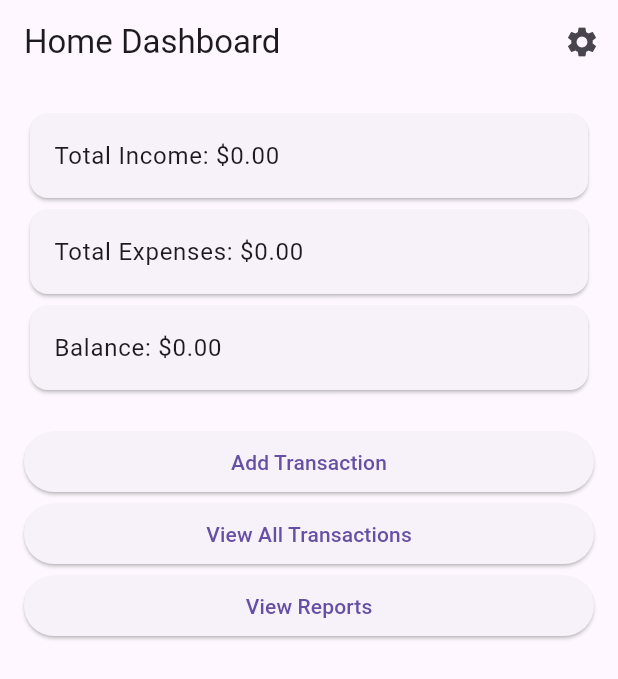
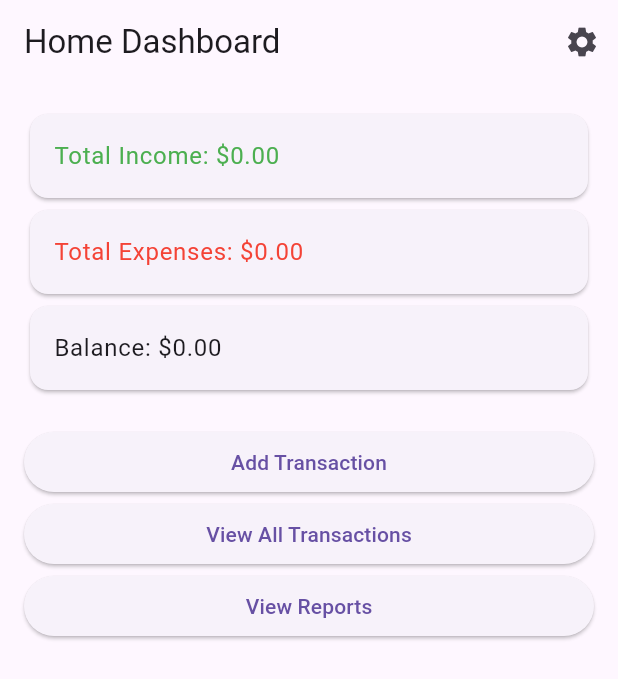
Before and after one commit to darshil2711/MAD201-Project01-Darshilkumar-Karkar, a Flutter app: the screen it shows after launch, on a phone screen of 412 x 824 dp. Shown: the top 679 px of the screen. Run offline on Flutter 3.47's test engine with Material 3 defaults, Android fonts, the phone set to English and light mode, and no system bars; our stand-ins replace sqflite; accounts and stored records are empty.

```diff
--- a/smart_budget_tracker/lib/helpers/db_helper.dart
+++ b/smart_budget_tracker/lib/helpers/db_helper.dart
@@ -17,6 +17,39 @@ class DBHelper {
         );
       },
       version: 1,
+    );
+  }
+
+  static Future<Map<String, double>> getTotals() async {
+    final db = await DBHelper.database();
+    double totalIncome = 0;
+    double totalExpense = 0;
+
+    final incomeResult = await db.rawQuery(
+      'SELECT SUM(amount) as total FROM transactions WHERE type = ?',
+      ['Income'],
+    );
+    if (incomeResult.first['total'] != null) {
+      totalIncome = incomeResult.first['total'] as double;
+    }
+
+    final expenseResult = await db.rawQuery(
+      'SELECT SUM(amount) as total FROM transactions WHERE type = ?',
+      ['Expense'],
+    );
+    if (expenseResult.first['total'] != null) {
+      totalExpense = expenseResult.first['total'] as double;
+    }
+
+    return {'income': totalIncome, 'expense': totalExpense};
+  }
+
+  static Future<List<Map<String, dynamic>>> getCategorySummary() async {
+    final db = await DBHelper.database();
+    // This query sums up amounts, grouped by category, only for expenses
+    return db.rawQuery(
+      'SELECT category, SUM(amount) as total FROM transactions WHERE type = ? GROUP BY category',
+      ['Expense'],
     );
   }
 
--- a/smart_budget_tracker/lib/screens/home_screen.dart
+++ b/smart_budget_tracker/lib/screens/home_screen.dart
@@ -1,11 +1,8 @@
 /// MAD201-01 Assignment 3
 /// Darshilkumar Karkar - A00203357
 /// Home Screen Implementation
-import 'package:flutter/material.dart';
-import 'add_transaction_screen.dart';
-import 'transactions_list_screen.dart';
-import 'reports_screen.dart';
-import 'settings_screen.dart';
+// ... (imports)
+import '../helpers/db_helper.dart';
 
 class HomeScreen extends StatefulWidget {
   @override
@@ -13,6 +10,30 @@ class HomeScreen extends StatefulWidget {
 }
 
 class _HomeScreenState extends State<HomeScreen> {
+  late Future<Map<String, double>> _totalsFuture;
+
+  @override
+  void initState() {
+    super.initState();
+    _refreshTotals();
+  }
+
+  void _refreshTotals() {
+    setState(() {
+      _totalsFuture = DBHelper.getTotals();
+    });
+  }
+
+  // Helper to navigate and refresh
+  void _navigateAndRefresh(Widget screen) {
+    Navigator.of(
+      context,
+    ).push(MaterialPageRoute(builder: (context) => screen)).then((_) {
+      // This .then() block runs when we pop() back to this screen
+      _refreshTotals();
+    });
+  }
+
   @override
   Widget build(BuildContext context) {
     return Scaffold(
@@ -21,11 +42,7 @@ class _HomeScreenState extends State<HomeScreen> {
         actions: [
           IconButton(
             icon: Icon(Icons.settings),
-            onPressed: () {
-              Navigator.of(
-                context,
-              ).push(MaterialPageRoute(builder: (context) => SettingsScreen()));
-            },
+            onPressed: () => _navigateAndRefresh(SettingsScreen()),
           ),
         ],
       ),
@@ -34,40 +51,59 @@ class _HomeScreenState extends State<HomeScreen> {
         child: Column(
           crossAxisAlignment: CrossAxisAlignment.stretch,
           children: [
-            // Placeholder Cards
-            Card(child: ListTile(title: Text("Total Income: \$0.00"))),
-            Card(child: ListTile(title: Text("Total Expenses: \$0.00"))),
-            Card(child: ListTile(title: Text("Balance: \$0.00"))),
+            FutureBuilder<Map<String, double>>(
+              future: _totalsFuture,
+              builder: (context, snapshot) {
+                if (snapshot.connectionState == ConnectionState.waiting) {
+                  return Center(child: CircularProgressIndicator());
+                }
+
+                final income = snapshot.data?['income'] ?? 0.0;
+                final expense = snapshot.data?['expense'] ?? 0.0;
+                final balance = income - expense;
+
+                return Column(
+                  children: [
+                    Card(
+                      child: ListTile(
+                        title: Text(
+                          "Total Income: \$${income.toStringAsFixed(2)}",
+                        ),
+                        textColor: Colors.green,
+                      ),
+                    ),
+                    Card(
+                      child: ListTile(
+                        title: Text(
+                          "Total Expenses: \$${expense.toStringAsFixed(2)}",
+                        ),
+                        textColor: Colors.red,
+                      ),
+                    ),
+                    Card(
+                      child: ListTile(
+                        title: Text("Balance: \$${balance.toStringAsFixed(2)}"),
+                        textStyle: TextStyle(fontWeight: FontWeight.bold),
+                      ),
+                    ),
+                  ],
+                );
+              },
+            ),
 
             SizedBox(height: 20),
 
             ElevatedButton(
               child: Text("Add Transaction"),
-              onPressed: () {
-                Navigator.of(context).push(
-                  MaterialPageRoute(
-                    builder: (context) => AddTransactionScreen(),
-                  ),
-                );
-              },
+              onPressed: () => _navigateAndRefresh(AddTransactionScreen()),
             ),
             ElevatedButton(
               child: Text("View All Transactions"),
-              onPressed: () {
-                Navigator.of(context).push(
-                  MaterialPageRoute(
-                    builder: (context) => TransactionsListScreen(),
-                  ),
-                );
-              },
+              onPressed: () => _navigateAndRefresh(TransactionsListScreen()),
             ),
             ElevatedButton(
               child: Text("View Reports"),
-              onPressed: () {
-                Navigator.of(context).push(
-                  MaterialPageRoute(builder: (context) => ReportsScreen()),
-                );
-              },
+              onPressed: () => _navigateAndRefresh(ReportsScreen()),
             ),
           ],
         ),
```
Also changed, not shown: smart_budget_tracker/lib/screens/reports_screen.dart (+56 -0 lines).
